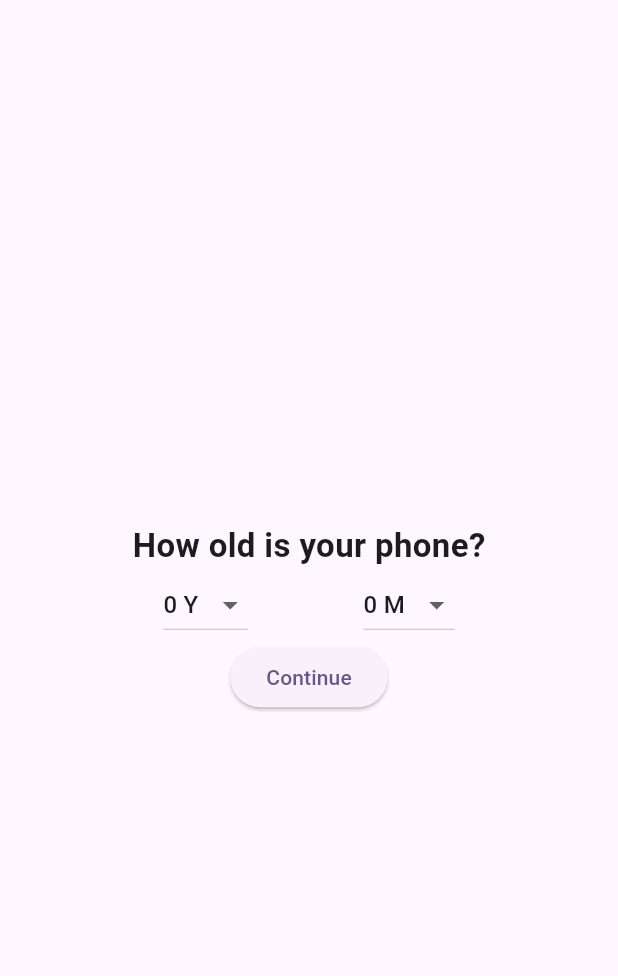
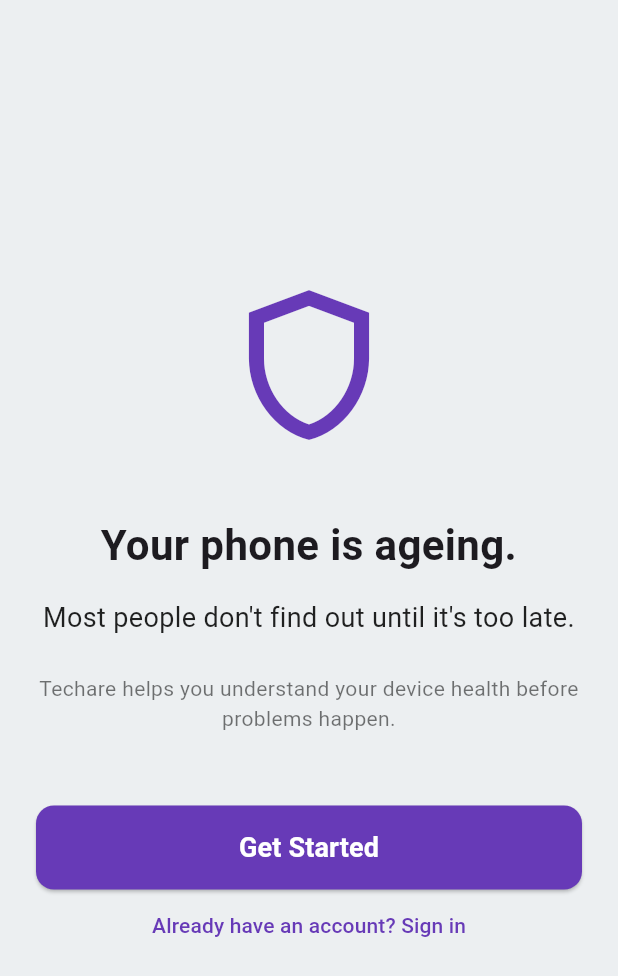
Before and after one commit to itsduce2/COMP3003-Techare, a Flutter app: the OnboardingScreen screen opened directly, after a tap on "Get Started", on a phone screen of 412 x 824 dp. Shown: the top 976 px of the screen. Run offline on Flutter 3.47's test engine with Material 3 defaults, Android fonts, the phone set to English and light mode, and no system bars; our stand-ins replace device_info_plus, flutter_local_notifications, shared_preferences; missing offline and left inert: battery_info_v2, storage_space, workmanager; accounts and stored records are empty.

Commit message:
fix/incorrect-commit

```diff
--- a/lib/screens/onboarding.dart
+++ b/lib/screens/onboarding.dart
@@ -9,69 +9,76 @@ class OnboardingScreen extends StatefulWidget {
 
 class _OnboardingScreenState extends State<OnboardingScreen> {
   final PageController _pageController = PageController();
-  final TextEditingController _habitController = TextEditingController();
-  int _selectedYears = 0;
-  int _selectedMonths = 0;
 
   void _nextPage() {
-    _pageController.nextPage(duration: const Duration(milliseconds: 300), curve: Curves.easeInOut);
+    _pageController.nextPage(
+      duration: const Duration(milliseconds: 300),
+      curve: Curves.easeInOut,
+    );
   }
 
   @override
   Widget build(BuildContext context) {
     return Scaffold(
+      backgroundColor: Colors.blueGrey[50],
       body: PageView(
         controller: _pageController,
         physics: const NeverScrollableScrollPhysics(),
         children: [
-          // Welcome Slide
-          Center(child: ElevatedButton(onPressed: _nextPage, child: const Text("Get Started"))),
-
-          // Age Slide
-          _buildAgeSlide(),
-
-          // Habit Slide
-          Padding(
-            padding: const EdgeInsets.all(32.0),
-            child: Column(
-              mainAxisAlignment: MainAxisAlignment.center,
-              children: [
-                const Text("Daily Charging Habits", style: TextStyle(fontSize: 22, fontWeight: FontWeight.bold)),
-                const SizedBox(height: 10),
-                const Text("Average charge cycles per day:", style: TextStyle(color: Colors.grey)),
-                const SizedBox(height: 20),
-                TextField(
-                  controller: _habitController,
-                  keyboardType: TextInputType.number,
-                  decoration: const InputDecoration(hintText: "e.g. 1.2", border: OutlineInputBorder()),
-                ),
-                const SizedBox(height: 40),
-                ElevatedButton(onPressed: _nextPage, child: const Text("Finalize")),
-              ],
-            ),
-          ),
+          _buildWelcomeScreen(),
         ],
       ),
     );
   }
 
-  Widget _buildAgeSlide() {
+  Widget _buildWelcomeScreen() {
     return Padding(
-      padding: const EdgeInsets.all(32.0),
+      padding: const EdgeInsets.all(24.0),
       child: Column(
         mainAxisAlignment: MainAxisAlignment.center,
         children: [
-          const Text("How old is your phone?", style: TextStyle(fontSize: 22, fontWeight: FontWeight.bold)),
-          Row(
-            mainAxisAlignment: MainAxisAlignment.spaceEvenly,
-            children: [
-              DropdownButton<int>(value: _selectedYears, items: List.generate(11, (i) => DropdownMenuItem(value: i, child: Text("$i Y"))), onChanged: (v) => setState(() => _selectedYears = v!)),
-              DropdownButton<int>(value: _selectedMonths, items: List.generate(12, (i) => DropdownMenuItem(value: i, child: Text("$i M"))), onChanged: (v) => setState(() => _selectedMonths = v!)),
-            ],
+          const Icon(Icons.shield_outlined, size: 120, color: Colors.deepPurple),
+          const SizedBox(height: 40),
+          const Text(
+            "Your phone is ageing.",
+            style: TextStyle(fontSize: 28, fontWeight: FontWeight.bold),
+            textAlign: TextAlign.center,
           ),
-          ElevatedButton(onPressed: _nextPage, child: const Text("Continue")),
+          const SizedBox(height: 16),
+          const Text(
+            "Most people don't find out until it's too late.",
+            style: TextStyle(fontSize: 18, color: Colors.black87),
+            textAlign: TextAlign.center,
+          ),
+          const SizedBox(height: 24),
+          const Text(
+            "Techare helps you understand your device health before problems happen.",
+            style: TextStyle(fontSize: 14, color: Colors.black54),
+            textAlign: TextAlign.center,
+          ),
+          const SizedBox(height: 48),
+          _buildWideButton("Get Started", _nextPage),
+          TextButton(
+            onPressed: () {},
+            child: const Text("Already have an account? Sign in", style: TextStyle(color: Colors.deepPurple)),
+          )
         ],
       ),
     );
   }
+
+  Widget _buildWideButton(String text, VoidCallback onPressed) {
+    return SizedBox(
+      width: double.infinity,
+      height: 56,
+      child: ElevatedButton(
+        style: ElevatedButton.styleFrom(
+          backgroundColor: Colors.deepPurple,
+          shape: RoundedRectangleBorder(borderRadius: BorderRadius.circular(12)),
+        ),
+        onPressed: onPressed,
+        child: Text(text, style: const TextStyle(color: Colors.white, fontSize: 18, fontWeight: FontWeight.bold)),
+      ),
+    );
+  }
 }
```
